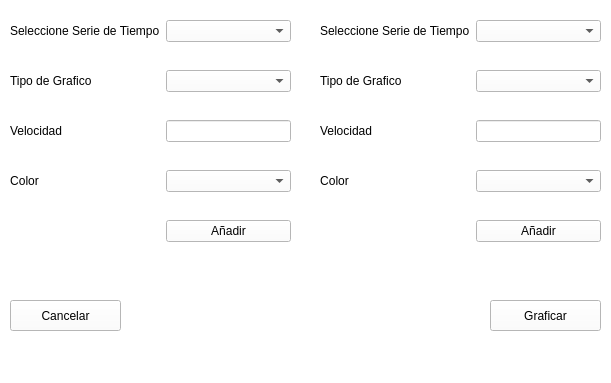
Before: the Qt Designer form MenuGraficar.ui in AndresMSE/IF---Interfaz, drawn with Qt 5.
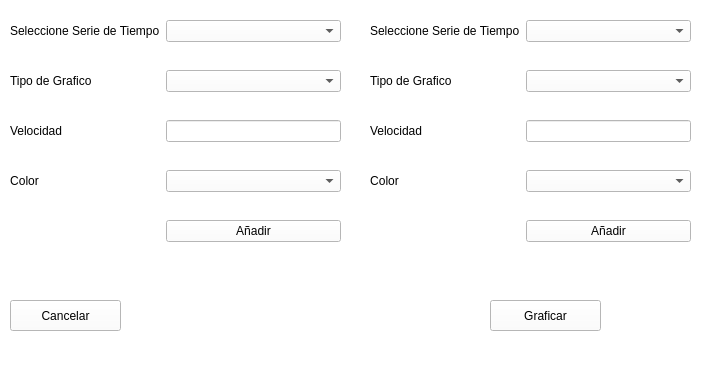
After: the same form once the commit is applied.

```diff
--- a/MenuGraficar.ui
+++ b/MenuGraficar.ui
@@ -6,7 +6,7 @@
    <rect>
     <x>0</x>
     <y>0</y>
-    <width>611</width>
+    <width>711</width>
     <height>383</height>
    </rect>
   </property>
@@ -22,7 +22,7 @@
      <rect>
       <x>10</x>
       <y>20</y>
-      <width>281</width>
+      <width>331</width>
       <height>241</height>
      </rect>
     </property>
@@ -108,9 +108,9 @@
    <widget class="QWidget" name="formLayoutWidget_2">
     <property name="geometry">
      <rect>
-      <x>320</x>
+      <x>370</x>
       <y>20</y>
-      <width>281</width>
+      <width>321</width>
       <height>241</height>
      </rect>
     </property>
```
Left out of the diff: 2 changed lines with no effect on the pictures.
